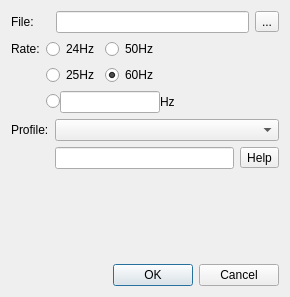
qt/qt, file tools/qmlviewer/recopts.ui: the form before one commit.
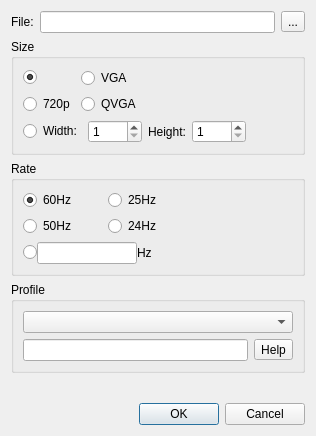
The form after the commit.

Commit message: Video size and aspect ratio.

The edit to the form file:
```diff
--- a/tools/qmlviewer/recopts.ui
+++ b/tools/qmlviewer/recopts.ui
@@ -6,133 +6,194 @@
    <rect>
     <x>0</x>
     <y>0</y>
-    <width>290</width>
-    <height>297</height>
+    <width>316</width>
+    <height>436</height>
    </rect>
   </property>
   <property name="windowTitle">
    <string>Recording options</string>
   </property>
-  <layout class="QGridLayout" name="gridLayout">
-   <item row="0" column="0">
-    <widget class="QLabel" name="label">
-     <property name="sizePolicy">
-      <sizepolicy hsizetype="Minimum" vsizetype="Preferred">
-       <horstretch>0</horstretch>
-       <verstretch>0</verstretch>
-      </sizepolicy>
-     </property>
-     <property name="text">
-      <string>File:</string>
-     </property>
-    </widget>
+  <layout class="QVBoxLayout" name="verticalLayout">
+   <item>
+    <layout class="QHBoxLayout" name="horizontalLayout_3">
+     <item>
+      <widget class="QLabel" name="label">
+       <property name="sizePolicy">
+        <sizepolicy hsizetype="Minimum" vsizetype="Preferred">
+         <horstretch>0</horstretch>
+         <verstretch>0</verstretch>
+        </sizepolicy>
+       </property>
+       <property name="text">
+        <string>File:</string>
+       </property>
+      </widget>
+     </item>
+     <item>
+      <widget class="QLineEdit" name="file"/>
+     </item>
+     <item>
+      <widget class="QToolButton" name="pickfile">
+       <property name="text">
+        <string>...</string>
+       </property>
+      </widget>
+     </item>
+    </layout>
    </item>
-   <item row="0" column="1" colspan="2">
-    <widget class="QLineEdit" name="file"/>
-   </item>
-   <item row="6" column="2" colspan="2">
-    <widget class="QDialogButtonBox" name="buttonBox">
-     <property name="orientation">
-      <enum>Qt::Horizontal</enum>
+   <item>
+    <widget class="QGroupBox" name="groupBox">
+     <property name="title">
+      <string>Size</string>
      </property>
-     <property name="standardButtons">
-      <set>QDialogButtonBox::Cancel|QDialogButtonBox::Ok</set>
-     </property>
-    </widget>
-   </item>
-   <item row="0" column="3">
-    <widget class="QToolButton" name="pickfile">
-     <property name="text">
-      <string>...</string>
-     </property>
-    </widget>
-   </item>
-   <item row="2" column="0" colspan="4">
-    <widget class="QWidget" name="ffmpegOptions" native="true">
      <layout class="QGridLayout" name="gridLayout_2">
-      <property name="margin">
-       <number>0</number>
-      </property>
+      <item row="0" column="0">
+       <widget class="QRadioButton" name="sizeOriginal">
+        <property name="text">
+         <string/>
+        </property>
+        <property name="checked">
+         <bool>true</bool>
+        </property>
+       </widget>
+      </item>
+      <item row="0" column="1">
+       <widget class="QRadioButton" name="sizeVGA">
+        <property name="text">
+         <string>VGA</string>
+        </property>
+       </widget>
+      </item>
       <item row="1" column="0">
-       <widget class="QLabel" name="label_4">
+       <widget class="QRadioButton" name="size720p">
         <property name="text">
-         <string>Profile:</string>
+         <string>720p</string>
         </property>
        </widget>
       </item>
-      <item row="1" column="1" colspan="2">
-       <widget class="QComboBox" name="profile"/>
-      </item>
-      <item row="2" column="1">
-       <widget class="QLineEdit" name="args"/>
-      </item>
-      <item row="2" column="2">
-       <widget class="QToolButton" name="ffmpegHelp">
+      <item row="1" column="1">
+       <widget class="QRadioButton" name="sizeQVGA">
         <property name="text">
-         <string>Help</string>
+         <string>QVGA</string>
         </property>
        </widget>
       </item>
+      <item row="2" column="0" colspan="3">
+       <layout class="QHBoxLayout" name="horizontalLayout_2">
+        <item>
+         <widget class="QRadioButton" name="sizeCustom">
+          <property name="text">
+           <string>Width:</string>
+          </property>
+         </widget>
+        </item>
+        <item>
+         <widget class="QSpinBox" name="sizeWidth">
+          <property name="minimum">
+           <number>1</number>
+          </property>
+          <property name="maximum">
+           <number>9999</number>
+          </property>
+         </widget>
+        </item>
+        <item>
+         <widget class="QLabel" name="label_2">
+          <property name="sizePolicy">
+           <sizepolicy hsizetype="Minimum" vsizetype="Preferred">
+            <horstretch>0</horstretch>
+            <verstretch>0</verstretch>
+           </sizepolicy>
+          </property>
+          <property name="text">
+           <string>Height:</string>
+          </property>
+         </widget>
+        </item>
+        <item>
+         <widget class="QSpinBox" name="sizeHeight">
+          <property name="minimum">
+           <number>1</number>
+          </property>
+          <property name="maximum">
+           <number>9999</number>
+          </property>
+         </widget>
+        </item>
+        <item>
+         <spacer name="horizontalSpacer_3">
+          <property name="orientation">
+           <enum>Qt::Horizontal</enum>
+          </property>
+          <property name="sizeType">
+           <enum>QSizePolicy::MinimumExpanding</enum>
+          </property>
+          <property name="sizeHint" stdset="0">
+           <size>
+            <width>40</width>
+            <height>20</height>
+           </size>
+          </property>
+         </spacer>
+        </item>
+       </layout>
+      </item>
+      <item row="0" column="2">
+       <spacer name="horizontalSpacer_4">
+        <property name="orientation">
+         <enum>Qt::Horizontal</enum>
+        </property>
+        <property name="sizeType">
+         <enum>QSizePolicy::MinimumExpanding</enum>
+        </property>
+        <property name="sizeHint" stdset="0">
+         <size>
+          <width>40</width>
+          <height>20</height>
+         </size>
+        </property>
+       </spacer>
+      </item>
      </layout>
     </widget>
    </item>
-   <item row="1" column="0" colspan="4">
-    <widget class="QWidget" name="rateOptions" native="true">
-     <layout class="QGridLayout" name="gridLayout_3">
-      <property name="margin">
-       <number>0</number>
-      </property>
+   <item>
+    <widget class="QGroupBox" name="rateOptions">
+     <property name="title">
+      <string>Rate</string>
+     </property>
+     <layout class="QGridLayout" name="gridLayout_4">
       <item row="0" column="0">
-       <widget class="QLabel" name="label_2">
+       <widget class="QRadioButton" name="hz60">
         <property name="sizePolicy">
-         <sizepolicy hsizetype="Minimum" vsizetype="Preferred">
+         <sizepolicy hsizetype="Minimum" vsizetype="Fixed">
           <horstretch>0</horstretch>
           <verstretch>0</verstretch>
          </sizepolicy>
         </property>
         <property name="text">
-         <string>Rate:</string>
+         <string>60Hz</string>
         </property>
-       </widget>
-      </item>
-      <item row="0" column="1">
-       <widget class="QRadioButton" name="hz24">
-        <property name="text">
-         <string>24Hz</string>
+        <property name="checked">
+         <bool>true</bool>
         </property>
        </widget>
       </item>
-      <item row="0" column="2">
+      <item row="1" column="0">
        <widget class="QRadioButton" name="hz50">
         <property name="text">
          <string>50Hz</string>
         </property>
        </widget>
       </item>
-      <item row="1" column="1">
+      <item row="0" column="2">
        <widget class="QRadioButton" name="hz25">
         <property name="text">
          <string>25Hz</string>
         </property>
        </widget>
       </item>
-      <item row="1" column="2">
-       <widget class="QRadioButton" name="hz60">
-        <property name="sizePolicy">
-         <sizepolicy hsizetype="MinimumExpanding" vsizetype="Fixed">
-          <horstretch>0</horstretch>
-          <verstretch>0</verstretch>
-         </sizepolicy>
-        </property>
-        <property name="text">
-         <string>60Hz</string>
-        </property>
-        <property name="checked">
-         <bool>true</bool>
-        </property>
-       </widget>
-      </item>
-      <item row="2" column="1" colspan="2">
+      <item row="2" column="0" colspan="4">
        <layout class="QHBoxLayout" name="horizontalLayout">
         <property name="spacing">
          <number>0</number>
@@ -178,6 +239,9 @@
           <property name="orientation">
            <enum>Qt::Horizontal</enum>
           </property>
+          <property name="sizeType">
+           <enum>QSizePolicy::MinimumExpanding</enum>
+          </property>
           <property name="sizeHint" stdset="0">
            <size>
             <width>40</width>
@@ -188,29 +252,87 @@
         </item>
        </layout>
       </item>
+      <item row="1" column="2">
+       <widget class="QRadioButton" name="hz24">
+        <property name="text">
+         <string>24Hz</string>
+        </property>
+       </widget>
+      </item>
+      <item row="0" column="3">
+       <spacer name="horizontalSpacer">
+        <property name="orientation">
+         <enum>Qt::Horizontal</enum>
+        </property>
+        <property name="sizeType">
+         <enum>QSizePolicy::MinimumExpanding</enum>
+        </property>
+        <property name="sizeHint" stdset="0">
+         <size>
+          <width>40</width>
+          <height>20</height>
+         </size>
+        </property>
+       </spacer>
+      </item>
+      <item row="0" column="1">
+       <spacer name="horizontalSpacer_5">
+        <property name="orientation">
+         <enum>Qt::Horizontal</enum>
+        </property>
+        <property name="sizeType">
+         <enum>QSizePolicy::Fixed</enum>
+        </property>
+        <property name="sizeHint" stdset="0">
+         <size>
+          <width>20</width>
+          <height>20</height>
+         </size>
+        </property>
+       </spacer>
+      </item>
      </layout>
     </widget>
    </item>
-   <item row="4" column="0">
-    <spacer name="verticalSpacer">
-     <property name="orientation">
-      <enum>Qt::Vertical</enum>
+   <item>
+    <widget class="QGroupBox" name="ffmpegOptions">
+     <property name="title">
+      <string>Profile</string>
      </property>
-     <property name="sizeHint" stdset="0">
-      <size>
-       <width>20</width>
-       <height>40</height>
-      </size>
-     </property>
-    </spacer>
+     <layout class="QGridLayout" name="gridLayout_3">
+      <item row="0" column="0" colspan="3">
+       <widget class="QComboBox" name="profile"/>
+      </item>
+      <item row="1" column="0" colspan="2">
+       <widget class="QLineEdit" name="args"/>
+      </item>
+      <item row="1" column="2">
+       <widget class="QToolButton" name="ffmpegHelp">
+        <property name="text">
+         <string>Help</string>
+        </property>
+       </widget>
+      </item>
+     </layout>
+    </widget>
    </item>
-   <item row="3" column="0" colspan="4">
+   <item>
     <widget class="QLabel" name="warning">
      <property name="text">
       <string/>
      </property>
     </widget>
    </item>
+   <item>
+    <widget class="QDialogButtonBox" name="buttonBox">
+     <property name="orientation">
+      <enum>Qt::Horizontal</enum>
+     </property>
+     <property name="standardButtons">
+      <set>QDialogButtonBox::Cancel|QDialogButtonBox::Ok</set>
+     </property>
+    </widget>
+   </item>
   </layout>
  </widget>
  <resources/>
```
Left out of the diff: 95 changed lines with no effect on the pictures. The commit also changes 2 other files.
